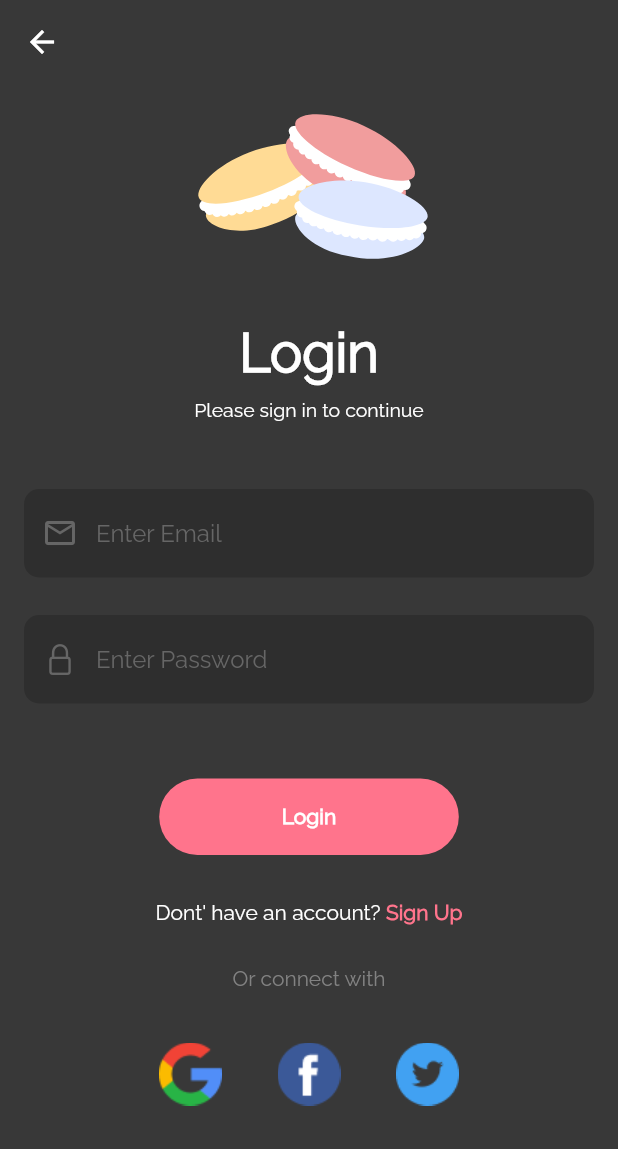
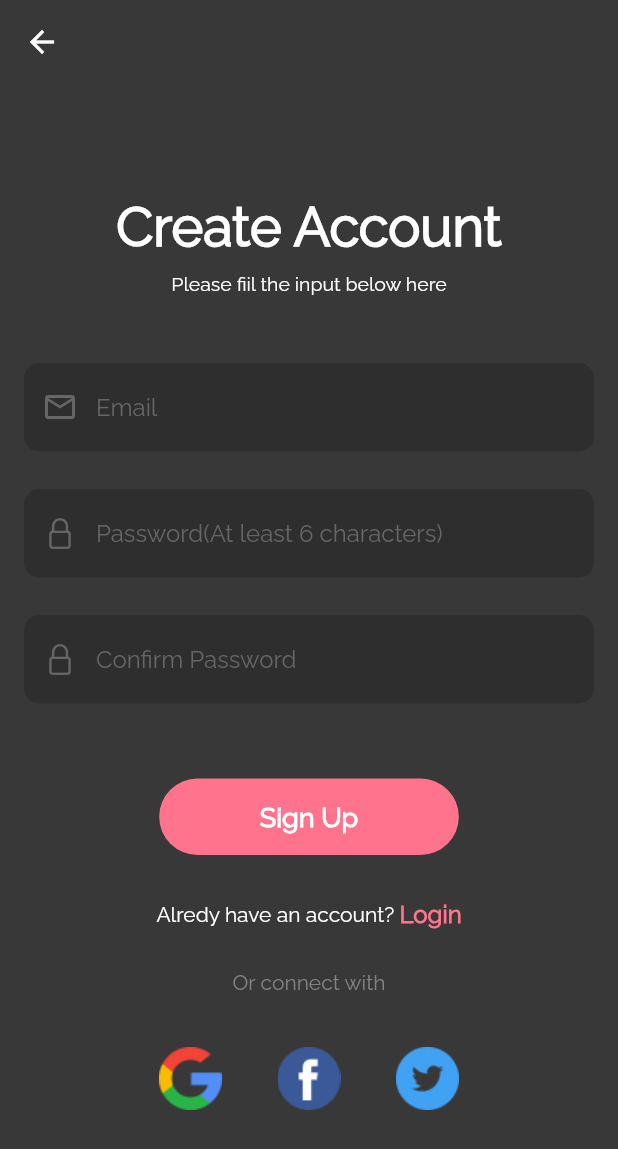
Before and after one commit to bigfatcat-0725/flutter_sugar_store, a Flutter app: the screen it shows after launch, on a phone screen of 412 x 824 dp. Shown: the top 1149 px of the screen. Run offline on Flutter 3.47's test engine with Material 2 defaults, Android fonts, the phone set to English and light mode, and no system bars; our stand-ins replace flutter_svg.

Commit message:
sign ui 완료

```diff
--- a/lib/login.dart
+++ b/lib/login.dart
@@ -61,13 +61,18 @@ class Login extends StatelessWidget {
                   children: [
                     Text(
                       "Dont' have an account? ",
-                      style: TextStyle(color: Colors.white),
+                      style: TextStyle(
+                        color: Colors.white,
+                        fontSize: 14,
+                      ),
                     ),
                     Text(
                       "Sign Up",
                       style: TextStyle(
-                          color: Color(0xFFFF748C),
-                          fontWeight: FontWeight.bold),
+                        color: Color(0xFFFF748C),
+                        fontWeight: FontWeight.bold,
+                        fontSize: 16,
+                      ),
                     ),
                   ],
                 ),
@@ -76,7 +81,10 @@ class Login extends StatelessWidget {
                 ),
                 Text(
                   "Or connect with",
-                  style: TextStyle(color: Color(0xFF828282)),
+                  style: TextStyle(
+                    color: Color(0xFF828282),
+                    fontSize: 13,
+                  ),
                 ),
                 const SizedBox(
                   height: 35,
@@ -155,7 +163,7 @@ class CustomForm extends StatelessWidget {
               style: TextStyle(
                   color: Colors.white,
                   fontWeight: FontWeight.bold,
-                  fontSize: 14),
+                  fontSize: 18),
             ),
             onPressed: () {},
             style: TextButton.styleFrom(
@@ -197,7 +205,7 @@ class CustomTextFormField extends StatelessWidget {
                   icon,
                   color: Color(0xFF666666),
                 ),
-                hintText: "Enter $text",
+                hintText: "$text",
                 hintStyle: TextStyle(
                   color: Color(0xFF666666),
                 ),
--- a/lib/main.dart
+++ b/lib/main.dart
@@ -1,5 +1,6 @@
 import 'package:flutter/cupertino.dart';
 import 'package:flutter/material.dart';
+import 'package:flutter_sugar/login.dart';
 import 'package:flutter_svg/svg.dart';
 
 void main() {
@@ -19,14 +20,14 @@ class MyApp extends StatelessWidget {
         primarySwatch: Colors.blue,
       ),
       home: Scaffold(
-        body: Login(),
+        body: Sign(),
       ),
     );
   }
 }
 
-class Login extends StatelessWidget {
-  const Login({Key? key}) : super(key: key);
+class Sign extends StatelessWidget {
+  const Sign({Key? key}) : super(key: key);
 
   @override
   Widget build(BuildContext context) {
@@ -46,16 +47,11 @@ class Login extends StatelessWidget {
             child: Column(
               mainAxisAlignment: MainAxisAlignment.start,
               children: [
-                SvgPicture.asset(
-                  'assets/macaron2.svg',
-                  width: 188,
-                  height: 148,
-                ),
                 const SizedBox(
-                  height: 10,
+                  height: 74,
                 ),
                 const Text(
-                  "Login",
+                  "Create Account",
                   style: TextStyle(
                     fontSize: 36,
                     fontWeight: FontWeight.bold,
@@ -66,7 +62,7 @@ class Login extends StatelessWidget {
                   height: 10,
                 ),
                 const Text(
-                  "Please sign in to continue",
+                  "Please fiil the input below here",
                   style: TextStyle(
                     fontSize: 13,
                     color: Colors.white,
@@ -83,14 +79,19 @@ class Login extends StatelessWidget {
                   mainAxisAlignment: MainAxisAlignment.center,
                   children: [
                     Text(
-                      "Dont' have an account? ",
-                      style: TextStyle(color: Colors.white),
+                      "Alredy have an account? ",
+                      style: TextStyle(
+                        color: Colors.white,
+                        fontSize: 14,
+                      ),
                     ),
                     Text(
-                      "Sign Up",
+                      "Login",
                       style: TextStyle(
-                          color: Color(0xFFFF748C),
-                          fontWeight: FontWeight.bold),
+                        color: Color(0xFFFF748C),
+                        fontWeight: FontWeight.bold,
+                        fontSize: 16,
+                      ),
                     ),
                   ],
                 ),
@@ -166,7 +167,14 @@ class CustomForm extends StatelessWidget {
             height: 20,
           ),
           CustomTextFormField(
-            text: "Password",
+            text: "Password(At least 6 characters)",
+            icon: CupertinoIcons.lock,
+          ),
+          SizedBox(
+            height: 20,
+          ),
+          CustomTextFormField(
+            text: "Confirm Password",
             icon: CupertinoIcons.lock,
           ),
           SizedBox(
@@ -174,11 +182,11 @@ class CustomForm extends StatelessWidget {
           ),
           TextButton(
             child: const Text(
-              "Login",
+              "Sign Up",
               style: TextStyle(
                   color: Colors.white,
                   fontWeight: FontWeight.bold,
-                  fontSize: 14),
+                  fontSize: 18),
             ),
             onPressed: () {},
             style: TextButton.styleFrom(
@@ -220,7 +228,7 @@ class CustomTextFormField extends StatelessWidget {
                   icon,
                   color: Color(0xFF666666),
                 ),
-                hintText: "Enter $text",
+                hintText: "$text",
                 hintStyle: TextStyle(
                   color: Color(0xFF666666),
                 ),
```
